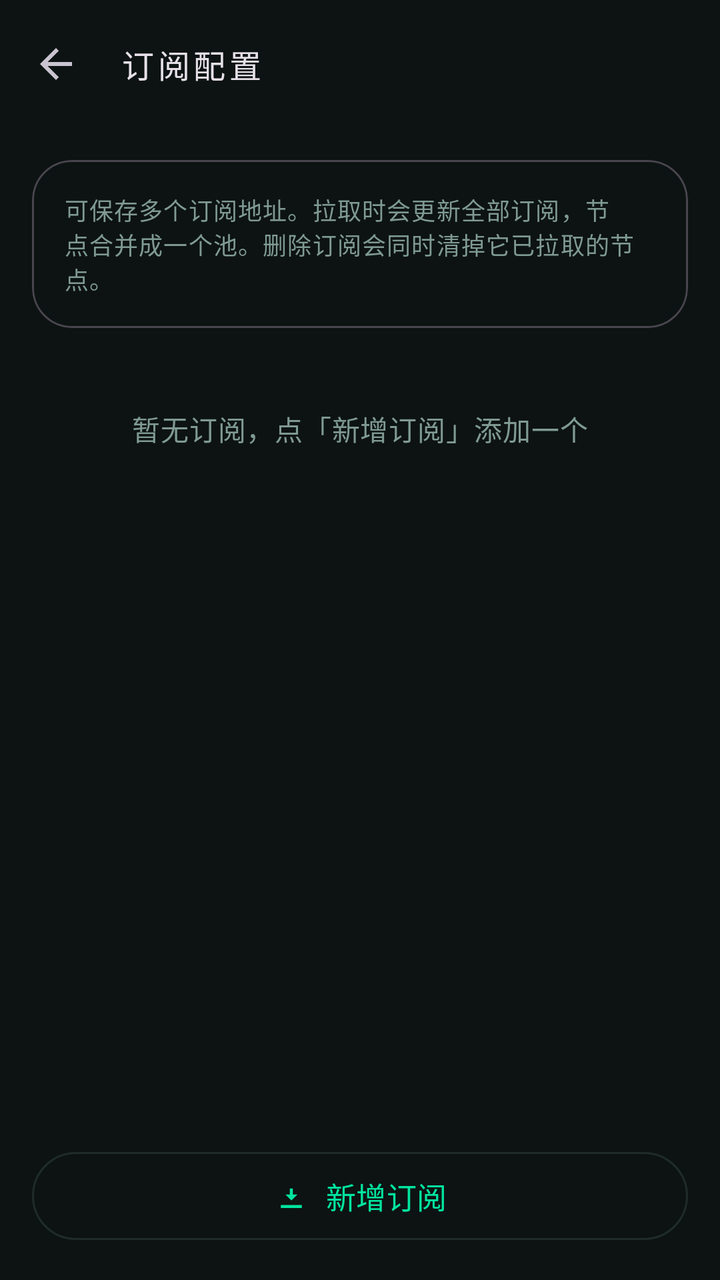
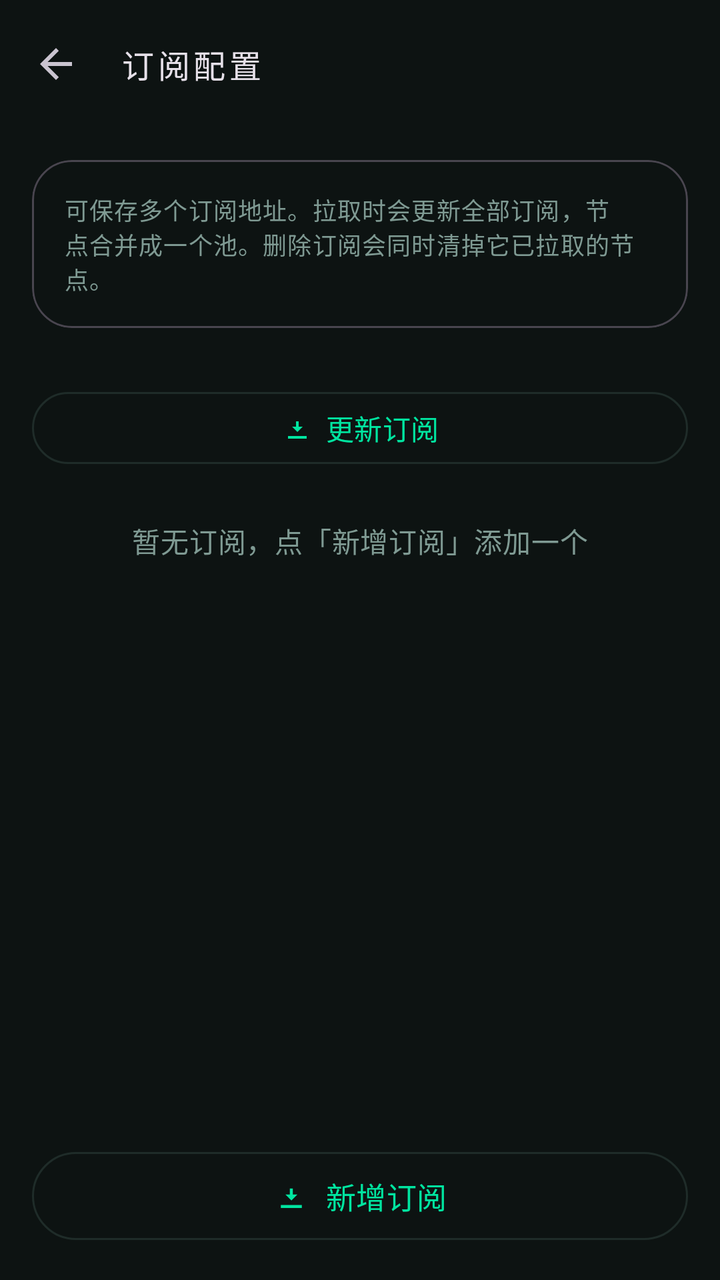

An Android layout rendered at two revisions. The XML below is the earlier revision; the diff shows what the commit changed to produce the second picture.
<!-- AndroidManifest.xml: application theme Theme.TunVPN -->
<!-- res/layout/activity_subscribe_config.xml -->
<?xml version="1.0" encoding="utf-8"?>
<LinearLayout xmlns:android="http://schemas.android.com/apk/res/android"
	xmlns:app="http://schemas.android.com/apk/res-auto"
	android:orientation="vertical"
	android:layout_width="match_parent"
	android:layout_height="match_parent"
	android:background="?attr/colorSurface">
	<com.google.android.material.appbar.MaterialToolbar
		android:id="@+id/toolbar"
		android:layout_width="match_parent"
		android:layout_height="?attr/actionBarSize"
		app:navigationIcon="?attr/homeAsUpIndicator"
		app:title="@string/subs_config"
		app:titleTextAppearance="@style/TextAppearance.TunVPN.Toolbar"/>
	<com.google.android.material.card.MaterialCardView
		style="@style/Widget.Material3.CardView.Outlined"
		android:layout_width="match_parent"
		android:layout_height="wrap_content"
		android:layout_margin="16dp"
		app:cardCornerRadius="20dp">
		<TextView
			android:layout_width="match_parent"
			android:layout_height="wrap_content"
			android:padding="16dp"
			android:text="@string/server_list_hint_sub"
			android:textAppearance="?attr/textAppearanceBodySmall"
			android:textColor="?attr/colorOnSurfaceVariant"/>
	</com.google.android.material.card.MaterialCardView>
	<TextView
		android:id="@+id/subs_empty"
		android:layout_width="match_parent"
		android:layout_height="wrap_content"
		android:gravity="center"
		android:padding="24dp"
		android:text="@string/subs_empty"
		android:textAppearance="?attr/textAppearanceBodyMedium"
		android:textColor="?attr/colorOnSurfaceVariant"/>
	<ListView
		android:id="@+id/subs_list"
		android:layout_width="match_parent"
		android:layout_height="0dp"
		android:layout_weight="1"
		android:clipToPadding="false"
		android:divider="@android:color/transparent"
		android:dividerHeight="8dp"
		android:paddingLeft="16dp"
		android:paddingRight="16dp"
		android:scrollbarStyle="outsideOverlay"/>
	<com.google.android.material.button.MaterialButton
		android:id="@+id/subs_add"
		style="?attr/materialButtonOutlinedStyle"
		android:layout_width="match_parent"
		android:layout_height="wrap_content"
		android:layout_margin="16dp"
		android:minHeight="52dp"
		android:text="@string/subs_add"
		android:textSize="15sp"
		app:cornerRadius="26dp"
		app:icon="@drawable/ic_subscribe"
		app:iconGravity="textStart"
		app:iconPadding="8dp"/>
</LinearLayout>
<!-- resources referenced by this layout -->
<resources>
  <!-- drawable ic_subscribe (drawable) -->
  <vector xmlns:android="http://schemas.android.com/apk/res/android"
  	android:width="24dp"
  	android:height="24dp"
  	android:viewportWidth="24"
  	android:viewportHeight="24">
  	<path
  		android:fillColor="#000000"
  		android:pathData="M12,15l-4,-4h3V7h2v4h3l-4,4zM5,18h14v2H5V18z"/>
  </vector>
  <string name="server_list_hint_sub">可保存多个订阅地址。拉取时会更新全部订阅，节点合并成一个池。删除订阅会同时清掉它已拉取的节点。</string>
  <string name="subs_add">新增订阅</string>
  <string name="subs_config">订阅配置</string>
  <string name="subs_empty">暂无订阅，点「新增订阅」添加一个</string>
  <style name="TextAppearance.TunVPN.Toolbar" parent="TextAppearance.Material3.TitleMedium">
  		<item name="fontFamily">monospace</item>
  		<item name="android:fontFamily">monospace</item>
  		<item name="android:letterSpacing">0.12</item>
  	</style>
  <style name="Theme.TunVPN" parent="Theme.Material3.Dark.NoActionBar">
  		<item name="colorPrimary">#00E5A0</item>
  		<item name="colorOnPrimary">#060A09</item>
  		<item name="colorPrimaryContainer">#10261F</item>
  		<item name="colorOnPrimaryContainer">#6CFFD0</item>
  		<item name="colorSecondary">#00E5A0</item>
  		<item name="colorOnSecondary">#060A09</item>
  		<item name="colorSecondaryContainer">#0B2E26</item>
  		<item name="colorOnSecondaryContainer">#6CFFD0</item>
  		<item name="colorError">#FF5C7A</item>
  		<item name="colorOnError">#060A09</item>
  		<item name="colorErrorContainer">#3A1220</item>
  		<item name="colorOnErrorContainer">#FFC2CE</item>
  		<item name="android:colorBackground">#060A09</item>
  		<item name="colorSurface">#0D1312</item>
  		<item name="colorOnSurface">#E4FFF5</item>
  		<item name="colorSurfaceVariant">#131B1A</item>
  		<item name="colorOnSurfaceVariant">#7F9A93</item>
  		<item name="colorSurfaceContainer">#18221F</item>
  		<item name="colorOutline">#1F2C29</item>
  		<item name="android:statusBarColor">@android:color/transparent</item>
  		<item name="android:navigationBarColor">@android:color/transparent</item>
  		<item name="android:windowLightStatusBar">false</item>
  		<item name="android:windowBackground">#060A09</item>
  	</style>
</resources>

<!-- the commit's change to res/layout/activity_subscribe_config.xml (unified diff, before → after) -->
@@ -26,6 +26,22 @@
 			android:textAppearance="?attr/textAppearanceBodySmall"
 			android:textColor="?attr/colorOnSurfaceVariant"/>
 	</com.google.android.material.card.MaterialCardView>
+	<com.google.android.material.button.MaterialButton
+		android:id="@+id/subs_update"
+		style="?attr/materialButtonOutlinedStyle"
+		android:layout_width="match_parent"
+		android:layout_height="wrap_content"
+		android:layout_marginLeft="16dp"
+		android:layout_marginRight="16dp"
+		android:layout_marginTop="12dp"
+		android:minHeight="44dp"
+		android:text="@string/sub_update"
+		android:textSize="14sp"
+		app:cornerRadius="22dp"
+		app:icon="@drawable/ic_subscribe"
+		app:iconGravity="textStart"
+		app:iconPadding="6dp"
+		app:iconSize="16dp"/>
 	<TextView
 		android:id="@+id/subs_empty"
 		android:layout_width="match_parent"
<!-- resource entries referenced after the edit -->
@@ -11,6 +11,7 @@
   		android:pathData="M12,15l-4,-4h3V7h2v4h3l-4,4zM5,18h14v2H5V18z"/>
   </vector>
   <string name="server_list_hint_sub">可保存多个订阅地址。拉取时会更新全部订阅，节点合并成一个池。删除订阅会同时清掉它已拉取的节点。</string>
+  <string name="sub_update">更新订阅</string>
   <string name="subs_add">新增订阅</string>
   <string name="subs_config">订阅配置</string>
   <string name="subs_empty">暂无订阅，点「新增订阅」添加一个</string>
